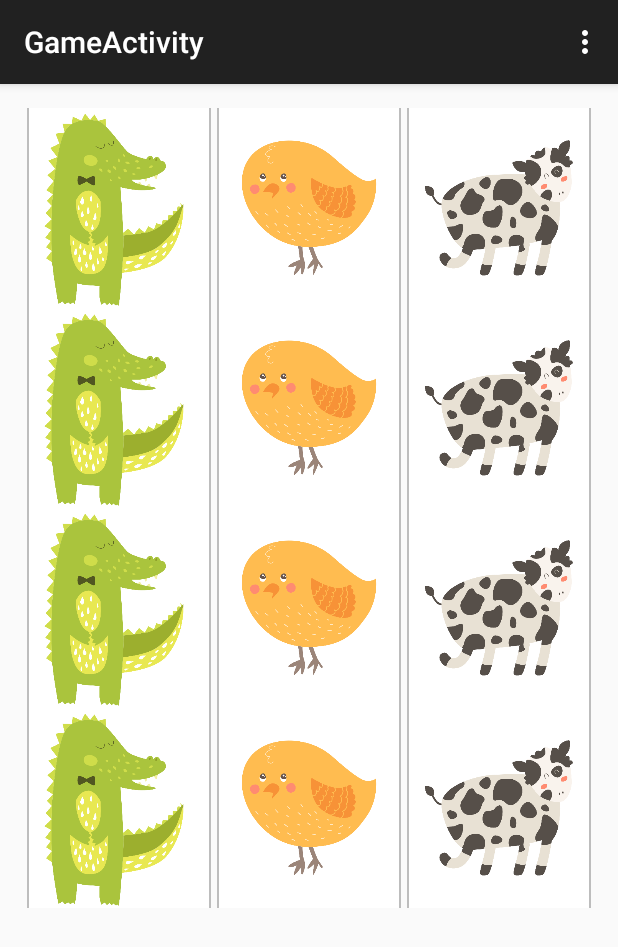
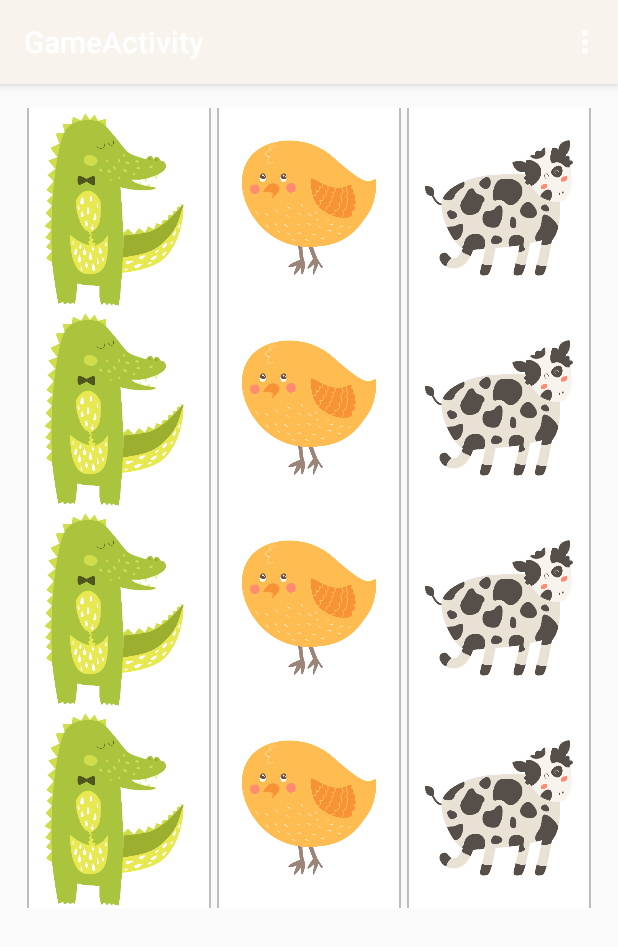
Before and after one commit to alvinberthelot/memonimo-android, an Android app: the GameActivity screen opened directly, with no data from a screen before it, on a phone screen of 412 x 824 dp. Shown: the top 947 px of the screen. Run offline under Robolectric (Android 15) with nearby library versions, the phone set to English and light mode, and no system bars.

Commit message:
Première customisation de la navigation bar

```diff
--- a/app/src/main/res/values/styles.xml
+++ b/app/src/main/res/values/styles.xml
@@ -1,8 +1,15 @@
 <resources>
 
     <!-- Base application theme. -->
-    <style name="AppTheme" parent="Theme.AppCompat.Light.DarkActionBar">
-        <!-- Customize your theme here. -->
+    <style name="AppTheme" parent="@style/Theme.AppCompat.Light.DarkActionBar">
+        <item name="colorPrimary">@color/mn_ivory</item>
+        <item name="colorPrimaryDark">@color/mn_brown</item>
+    </style>
+
+    <!-- main activity action bar styles -->
+    <style name="ActionBar.Solid.Sunshine.NoTitle" parent="@style/Widget.AppCompat.Light.ActionBar.Solid.Inverse">
+        <item name="displayOptions">useLogo|showHome</item>
+        <item name="logo">@drawable/ic_logo</item>
     </style>
 
 </resources>
```
Also changed, not shown: app/src/main/res/values/colors.xml (added, +12 -0 lines).
